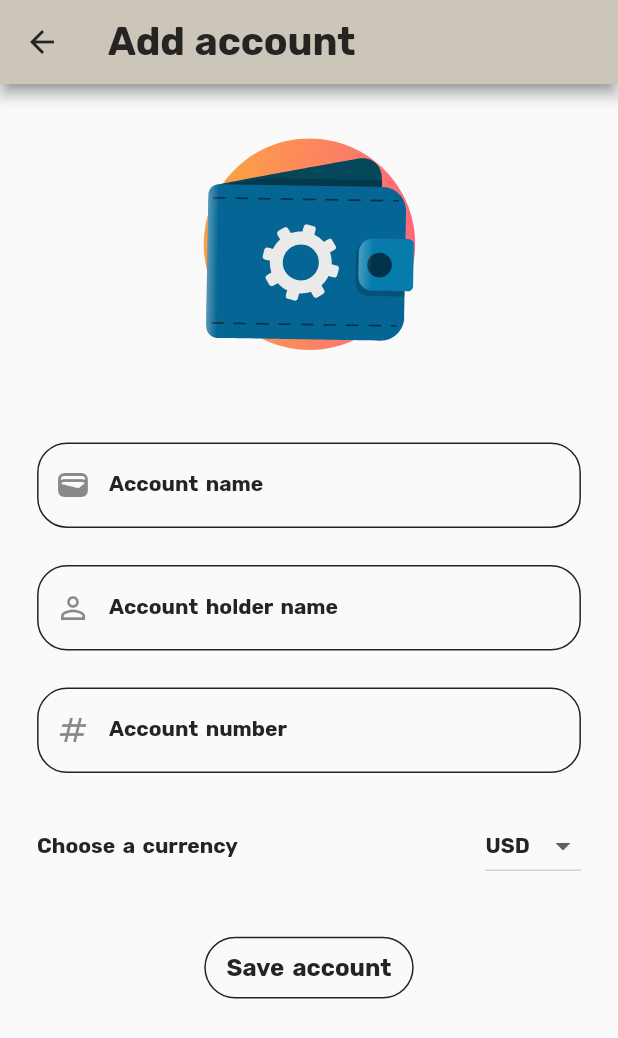
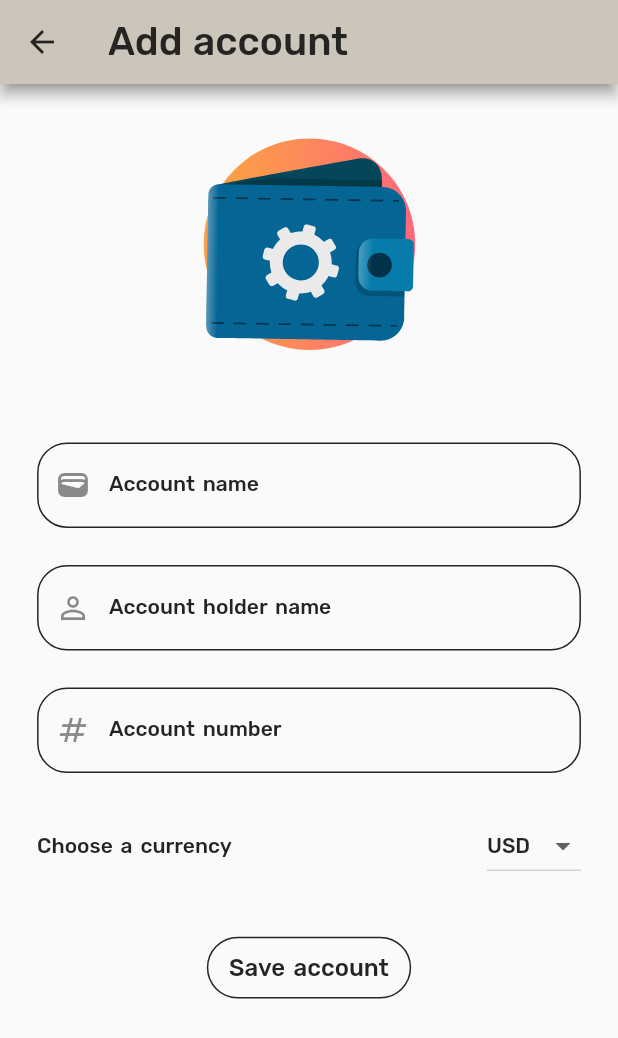
Before and after one commit to Tgrlzphlvn/easy_wallet, a Flutter app: the AddAccountPage screen opened directly, on a phone screen of 412 x 824 dp. Shown: the top 1038 px of the screen. Run offline on Flutter 3.47's test engine with Material 2 defaults, Android fonts, the phone set to English and light mode, and no system bars; our stand-ins replace easy_localization, google_fonts, hive_flutter, lottie, syncfusion_flutter_charts; accounts and stored records are empty.

Commit message:
ufak düzeltmeler

```diff
--- a/lib/core/theme/text/text_theme.dart
+++ b/lib/core/theme/text/text_theme.dart
@@ -11,64 +11,66 @@ class WalletLightTextTheme with BaseSingleton {
 
   WalletLightTextTheme._init();
 
+  final FontWeight _fontWeight = FontWeight.w500;
+
   TextTheme get textTheme => TextTheme(
         headline3: GoogleFonts.rubik(
           fontSize: 26,
-          fontWeight: FontWeight.bold,
+          fontWeight: _fontWeight,
           color: walletColors.eerieBlack,
           wordSpacing: 1,
         ),
         headline4: GoogleFonts.rubik(
           fontSize: 24,
-          fontWeight: FontWeight.bold,
+          fontWeight: _fontWeight,
           color: walletColors.white,
           wordSpacing: 2,
         ),
         headline5: GoogleFonts.rubik(
           fontSize: 18,
-          fontWeight: FontWeight.bold,
+          fontWeight: _fontWeight,
           color: walletColors.eerieBlack,
           wordSpacing: 2,
         ),
         subtitle1: GoogleFonts.rubik(
           fontSize: 14,
-          fontWeight: FontWeight.bold,
+          fontWeight: _fontWeight,
           color: walletColors.white,
           wordSpacing: 2,
         ),
         subtitle2: GoogleFonts.rubik(
           fontSize: 12,
-          fontWeight: FontWeight.bold,
+          fontWeight: _fontWeight,
           color: walletColors.white,
           wordSpacing: 2,
         ),
         button: GoogleFonts.rubik(
           fontSize: 16,
-          fontWeight: FontWeight.bold,
+          fontWeight: _fontWeight,
           color: walletColors.eerieBlack,
           wordSpacing: 2,
         ),
         caption: GoogleFonts.rubik(
           fontSize: 10,
-          fontWeight: FontWeight.bold,
+          fontWeight: _fontWeight,
           color: walletColors.eerieBlack,
           wordSpacing: 2,
         ),
         bodyText1: GoogleFonts.rubik(
           fontSize: 14,
-          fontWeight: FontWeight.bold,
+          fontWeight: _fontWeight,
           color: walletColors.eerieBlack,
           wordSpacing: 2,
         ),
         bodyText2: GoogleFonts.rubik(
           fontSize: 14,
-          fontWeight: FontWeight.bold,
+          fontWeight: _fontWeight,
           color: walletColors.bottleGreen,
           wordSpacing: 2,
         ),
         labelMedium: GoogleFonts.rubik(
           fontSize: 14,
-          fontWeight: FontWeight.bold,
+          fontWeight: _fontWeight,
           color: walletColors.bittersweetShimmer,
           wordSpacing: 2,
         ),
--- a/lib/core/widgets/account_card.dart
+++ b/lib/core/widgets/account_card.dart
@@ -123,7 +123,7 @@ class AccountCard extends StatelessWidget with BaseSingleton {
       mainAxisAlignment: MainAxisAlignment.start,
       children: [
         Text(
-          account.accountNumberValidatator(),
+          account.accounHolderName,
           style: context.textTheme.headline4,
         ),
       ],
```
Also changed, not shown: lib/core/widgets/statistic_chart.dart (+5 -15 lines), lib/feature/view/home/statics_view.dart (+8 -10 lines).
